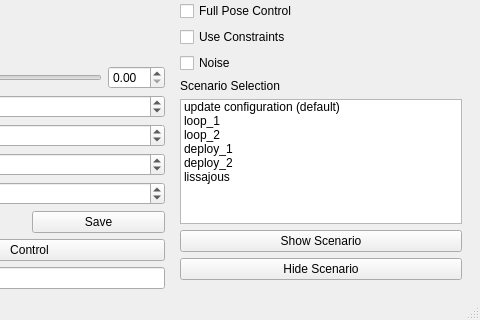
This is mainwindow.ui in jeremyxu1998/TDCR_Simulator as Qt 5 draws it before an edit; both pictures show x 393 to 873 and y 488 to 808 of the 873 by 808 pixel window. The edited form follows.
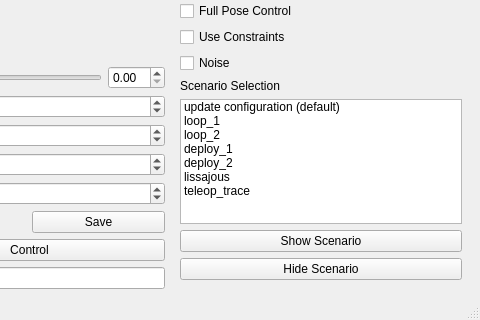
This is the edited form.

Commit message: load teleoperation trace

```diff
--- a/mainwindow.ui
+++ b/mainwindow.ui
@@ -569,6 +569,11 @@
            <string>lissajous</string>
           </property>
          </item>
+         <item>
+          <property name="text">
+           <string>teleop_trace</string>
+          </property>
+         </item>
         </widget>
        </item>
        <item>
```
The commit also changes 2 other files.
